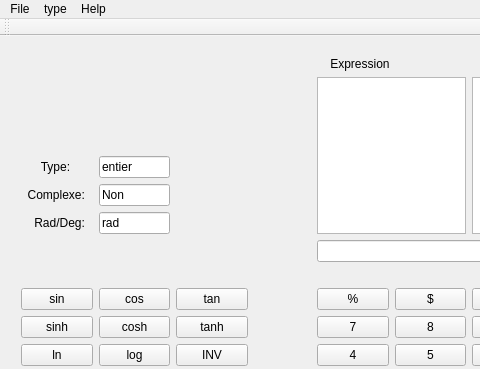
Qt form mainwindow.ui (ahars/lo21) before a commit; both pictures show x 0 to 480 and y 0 to 369 of the 640 by 544 pixel window.
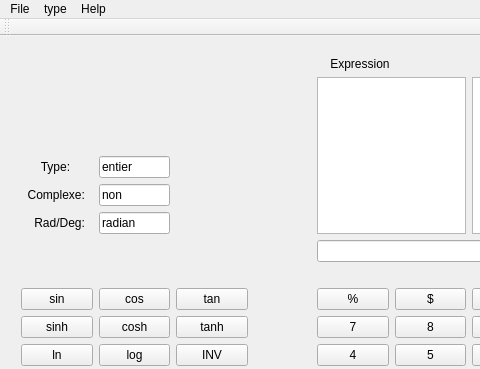
The same form after that commit.

What changed in the file:
```diff
--- a/mainwindow.ui
+++ b/mainwindow.ui
@@ -97,7 +97,10 @@
      <item row="4" column="1">
       <widget class="QLineEdit" name="comOuiNon">
        <property name="text">
-        <string>Non</string>
+        <string>non</string>
+       </property>
+       <property name="readOnly">
+        <bool>true</bool>
        </property>
       </widget>
      </item>
@@ -366,7 +369,7 @@
      <item row="5" column="1">
       <widget class="QLineEdit" name="RadouDeg">
        <property name="text">
-        <string>rad</string>
+        <string>radian</string>
        </property>
        <property name="readOnly">
         <bool>true</bool>
```
Left out of the diff: 10 changed lines with no effect on the pictures.
